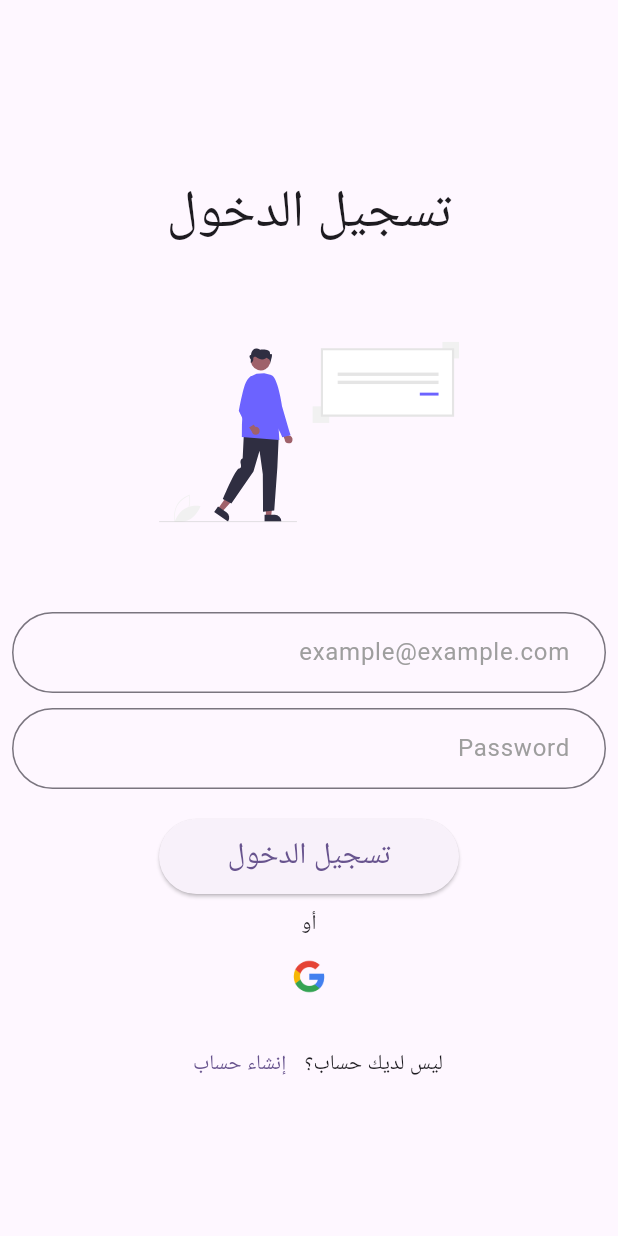
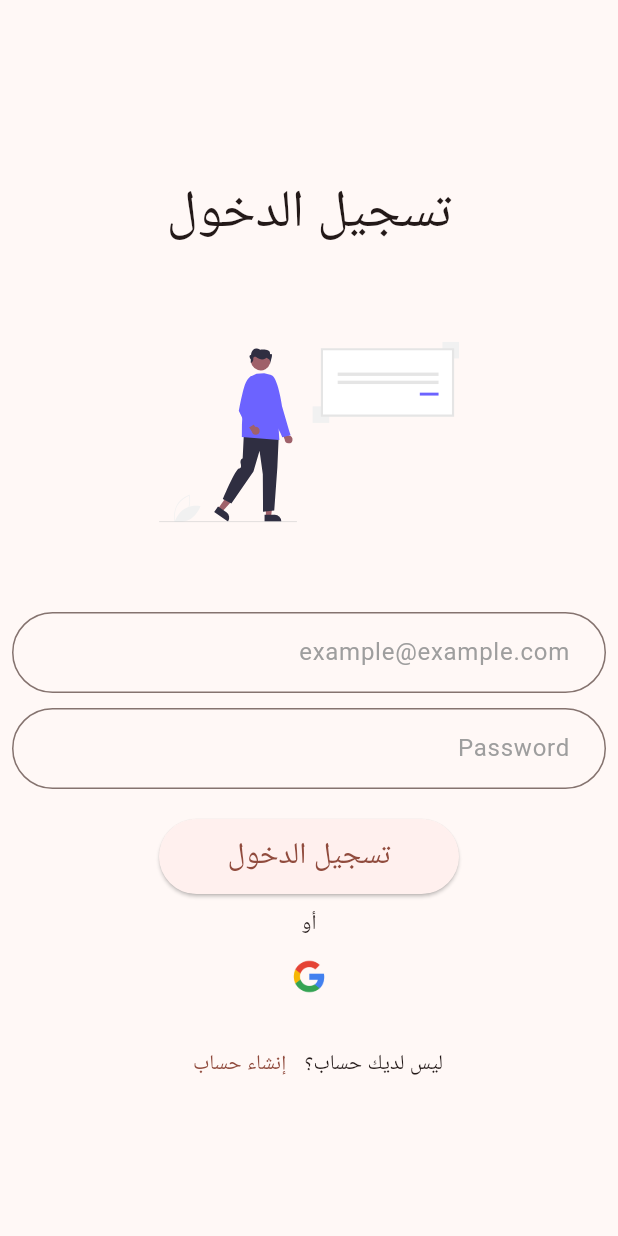
Before and after one commit to omer358/blood-donor-app, a Flutter app: the screen it shows after launch, on a phone screen of 412 x 824 dp. Run offline on Flutter 3.47's test engine with Material 3 defaults, Android fonts, the phone set to English and light mode, and no system bars; our stand-ins replace cloud_firestore, firebase_auth, firebase_core, flutter_local_notifications, flutter_svg, get and 2 more; accounts and stored records are empty.

```diff
--- a/lib/main.dart
+++ b/lib/main.dart
@@ -2,6 +2,7 @@ import 'package:blood_donor/presentation/screens/completeSignUp.dart';
 import 'package:blood_donor/presentation/screens/home.dart';
 import 'package:blood_donor/presentation/screens/login.dart';
 import 'package:blood_donor/service/notification_service.dart';
+import 'package:blood_donor/theme.dart';
 import 'package:firebase_auth/firebase_auth.dart';
 import 'package:firebase_core/firebase_core.dart';
 import 'package:flutter/material.dart';
@@ -31,11 +32,12 @@ class MyApp extends StatelessWidget {
       title: 'Flutter Demo',
       locale: const Locale('ar'),
       theme: ThemeData(
-        colorScheme: ColorScheme.fromSeed(seedColor: Colors.deepPurple),
+        colorScheme: MaterialTheme.lightScheme(),
         useMaterial3: true,
       ),
       darkTheme: ThemeData(
-        colorScheme: const ColorScheme.dark(),
+        colorScheme: MaterialTheme.darkScheme(),
+        useMaterial3: true
       ),
       home: const AuthWrapper(), // Use the new AuthWrapper for dynamic routing
     );
--- a/lib/presentation/screens/home.dart
+++ b/lib/presentation/screens/home.dart
@@ -45,7 +45,7 @@ class HomeScreen extends StatelessWidget {
           },
           items: const [
             BottomNavigationBarItem(
-              icon: Icon(Icons.notifications),
+              icon: Icon(Icons.bloodtype_rounded),
               label: 'الطلبات',
             ),
             BottomNavigationBarItem(
```
Also changed, not shown: pubspec.yaml (+4 -4 lines), assets/images/blood.jpg (deleted), assets/images/blood.png (added), assets/images/blood_donation.png (added), 31 other files.
